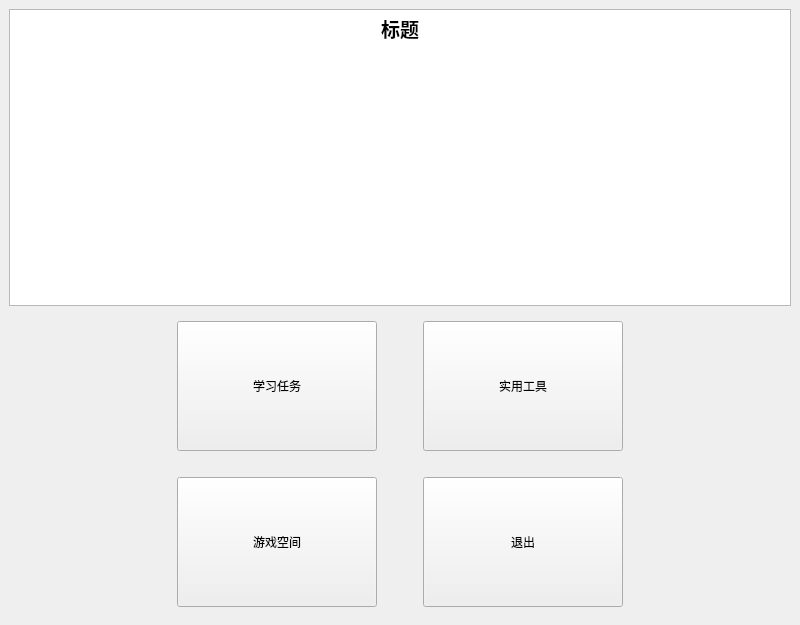
The window that Study/mainwindow.ui (Gyh-NKU/ourQTHomework) describes before a commit, drawn with Qt 5.
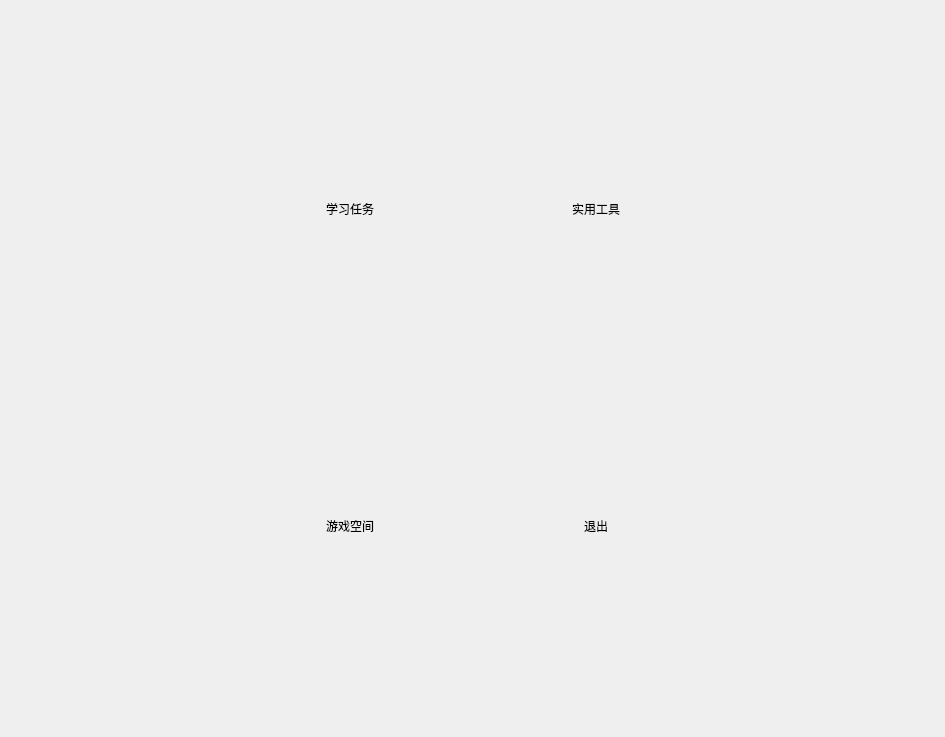
The same window after the commit. Icons and pictures are not drawn.

The edit to the form file:
```diff
--- a/Study/mainwindow.ui
+++ b/Study/mainwindow.ui
@@ -6,8 +6,8 @@
    <rect>
     <x>0</x>
     <y>0</y>
-    <width>800</width>
-    <height>625</height>
+    <width>945</width>
+    <height>737</height>
    </rect>
   </property>
   <property name="maximumSize">
@@ -21,25 +21,17 @@
   </property>
   <widget class="QWidget" name="centralwidget">
    <layout class="QVBoxLayout" name="verticalLayout">
-    <item>
-     <widget class="QTextBrowser" name="textBrowser">
-      <property name="html">
-       <string>&lt;!DOCTYPE HTML PUBLIC &quot;-//W3C//DTD HTML 4.0//EN&quot; &quot;http://www.w3.org/TR/REC-html40/strict.dtd&quot;&gt;
-&lt;html&gt;&lt;head&gt;&lt;meta name=&quot;qrichtext&quot; content=&quot;1&quot; /&gt;&lt;style type=&quot;text/css&quot;&gt;
-p, li { white-space: pre-wrap; }
-&lt;/style&gt;&lt;/head&gt;&lt;body style=&quot; font-family:'SimSun'; font-size:9pt; font-weight:400; font-style:normal;&quot;&gt;
-&lt;p align=&quot;center&quot; style=&quot; margin-top:0px; margin-bottom:0px; margin-left:0px; margin-right:0px; -qt-block-indent:0; text-indent:0px;&quot;&gt;&lt;span style=&quot; font-family:'Noto Sans'; font-size:14pt; font-weight:600;&quot;&gt;标题&lt;/span&gt;&lt;/p&gt;&lt;/body&gt;&lt;/html&gt;</string>
-      </property>
-     </widget>
-    </item>
     <item>
      <widget class="QWidget" name="widget" native="true">
       <layout class="QGridLayout" name="gridLayout">
-       <item row="1" column="4">
-        <spacer name="horizontalSpacer_2">
+       <item row="1" column="2">
+        <spacer name="horizontalSpacer_3">
          <property name="orientation">
           <enum>Qt::Horizontal</enum>
          </property>
+         <property name="sizeType">
+          <enum>QSizePolicy::Fixed</enum>
+         </property>
          <property name="sizeHint" stdset="0">
           <size>
            <width>40</width>
@@ -48,6 +40,35 @@
          </property>
         </spacer>
        </item>
+       <item row="3" column="1">
+        <widget class="QToolButton" name="tbtn2">
+         <property name="minimumSize">
+          <size>
+           <width>200</width>
+           <height>200</height>
+          </size>
+         </property>
+         <property name="text">
+          <string>游戏空间</string>
+         </property>
+         <property name="icon">
+          <iconset resource="res.qrc">
+           <normaloff>:/imgs/game2.png</normaloff>:/imgs/game2.png</iconset>
+         </property>
+         <property name="iconSize">
+          <size>
+           <width>200</width>
+           <height>200</height>
+          </size>
+         </property>
+         <property name="toolButtonStyle">
+          <enum>Qt::ToolButtonTextUnderIcon</enum>
+         </property>
+         <property name="autoRaise">
+          <bool>true</bool>
+         </property>
+        </widget>
+       </item>
        <item row="2" column="1">
         <spacer name="verticalSpacer">
          <property name="orientation">
@@ -64,35 +85,6 @@
          </property>
         </spacer>
        </item>
-       <item row="3" column="3">
-        <widget class="QToolButton" name="tbtn4">
-         <property name="minimumSize">
-          <size>
-           <width>200</width>
-           <height>130</height>
-          </size>
-         </property>
-         <property name="text">
-          <string>退出</string>
-         </property>
-        </widget>
-       </item>
-       <item row="1" column="2">
-        <spacer name="horizontalSpacer_3">
-         <property name="orientation">
-          <enum>Qt::Horizontal</enum>
-         </property>
-         <property name="sizeType">
-          <enum>QSizePolicy::Fixed</enum>
-         </property>
-         <property name="sizeHint" stdset="0">
-          <size>
-           <width>40</width>
-           <height>20</height>
-          </size>
-         </property>
-        </spacer>
-       </item>
        <item row="1" column="0">
         <spacer name="horizontalSpacer">
          <property name="orientation">
@@ -106,45 +98,106 @@
          </property>
         </spacer>
        </item>
-       <item row="3" column="1">
-        <widget class="QToolButton" name="tbtn2">
-         <property name="minimumSize">
-          <size>
-           <width>200</width>
-           <height>130</height>
-          </size>
-         </property>
-         <property name="text">
-          <string>游戏空间</string>
-         </property>
-        </widget>
-       </item>
-       <item row="1" column="1">
-        <widget class="QToolButton" name="tbtn3">
-         <property name="minimumSize">
-          <size>
-           <width>200</width>
-           <height>130</height>
-          </size>
-         </property>
-         <property name="text">
-          <string>学习任务</string>
-         </property>
-        </widget>
-       </item>
        <item row="1" column="3">
         <widget class="QToolButton" name="tbtn">
          <property name="minimumSize">
           <size>
            <width>200</width>
-           <height>130</height>
+           <height>200</height>
           </size>
          </property>
          <property name="text">
           <string>实用工具</string>
          </property>
+         <property name="icon">
+          <iconset resource="res.qrc">
+           <normaloff>:/imgs/tools2.png</normaloff>:/imgs/tools2.png</iconset>
+         </property>
+         <property name="iconSize">
+          <size>
+           <width>200</width>
+           <height>200</height>
+          </size>
+         </property>
+         <property name="toolButtonStyle">
+          <enum>Qt::ToolButtonTextUnderIcon</enum>
+         </property>
+         <property name="autoRaise">
+          <bool>true</bool>
+         </property>
         </widget>
        </item>
+       <item row="1" column="1">
+        <widget class="QToolButton" name="tbtn3">
+         <property name="minimumSize">
+          <size>
+           <width>200</width>
+           <height>200</height>
+          </size>
+         </property>
+         <property name="text">
+          <string>学习任务</string>
+         </property>
+         <property name="icon">
+          <iconset resource="res.qrc">
+           <normaloff>:/imgs/tasks2.png</normaloff>:/imgs/tasks2.png</iconset>
+         </property>
+         <property name="iconSize">
+          <size>
+           <width>200</width>
+           <height>200</height>
+          </size>
+         </property>
+         <property name="toolButtonStyle">
+          <enum>Qt::ToolButtonTextUnderIcon</enum>
+         </property>
+         <property name="autoRaise">
+          <bool>true</bool>
+         </property>
+        </widget>
+       </item>
+       <item row="3" column="3">
+        <widget class="QToolButton" name="tbtn4">
+         <property name="minimumSize">
+          <size>
+           <width>200</width>
+           <height>200</height>
+          </size>
+         </property>
+         <property name="text">
+          <string>退出</string>
+         </property>
+         <property name="icon">
+          <iconset resource="res.qrc">
+           <normaloff>:/imgs/exit2.png</normaloff>:/imgs/exit2.png</iconset>
+         </property>
+         <property name="iconSize">
+          <size>
+           <width>200</width>
+           <height>200</height>
+          </size>
+         </property>
+         <property name="toolButtonStyle">
+          <enum>Qt::ToolButtonTextUnderIcon</enum>
+         </property>
+         <property name="autoRaise">
+          <bool>true</bool>
+         </property>
+        </widget>
+       </item>
+       <item row="1" column="4">
+        <spacer name="horizontalSpacer_2">
+         <property name="orientation">
+          <enum>Qt::Horizontal</enum>
+         </property>
+         <property name="sizeHint" stdset="0">
+          <size>
+           <width>40</width>
+           <height>20</height>
+          </size>
+         </property>
+        </spacer>
+       </item>
       </layout>
      </widget>
     </item>
```
Left out of the diff: 4 changed lines with no effect on the pictures.
